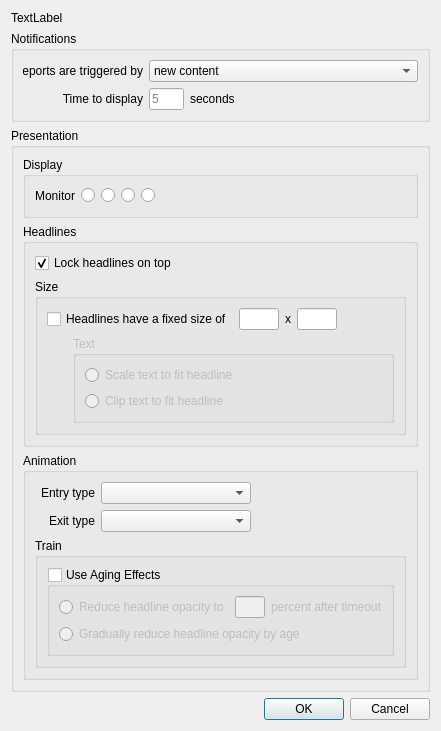
b0bh00d/Newsroom, file addlocaldialog.ui: the form before one commit.
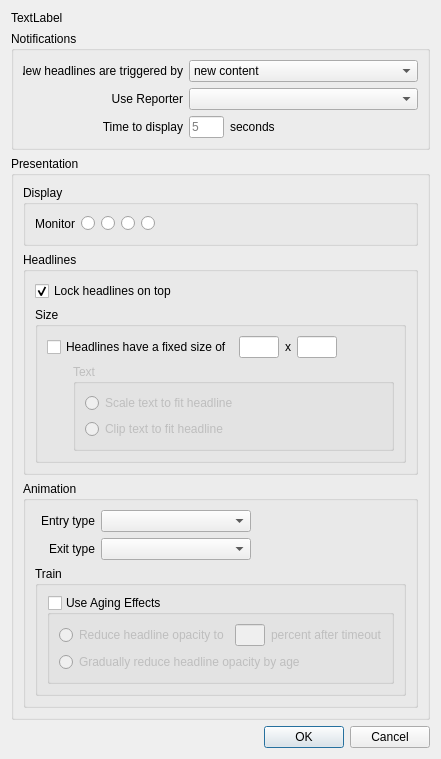
The form after the commit. Icons and pictures are not drawn.

Commit message: Refactored the system to use plug-ins for Reporters instead of coding them into the main application.

Diff of the .ui file:
```diff
--- a/addlocaldialog.ui
+++ b/addlocaldialog.ui
@@ -7,7 +7,7 @@
     <x>0</x>
     <y>0</y>
     <width>402</width>
-    <height>672</height>
+    <height>700</height>
    </rect>
   </property>
   <property name="windowTitle">
@@ -34,14 +34,20 @@
        <layout class="QHBoxLayout" name="horizontalLayout">
         <item>
          <widget class="QLabel" name="label">
+          <property name="minimumSize">
+           <size>
+            <width>160</width>
+            <height>0</height>
+           </size>
+          </property>
           <property name="maximumSize">
            <size>
-            <width>120</width>
+            <width>160</width>
             <height>16777215</height>
            </size>
           </property>
           <property name="text">
-           <string>Reports are triggered by</string>
+           <string>New headlines are triggered by</string>
           </property>
           <property name="alignment">
            <set>Qt::AlignRight|Qt::AlignTrailing|Qt::AlignVCenter</set>
@@ -64,19 +70,48 @@
         </item>
        </layout>
       </item>
+      <item>
+       <layout class="QHBoxLayout" name="horizontalLayout_6">
+        <item>
+         <widget class="QLabel" name="label_9">
+          <property name="minimumSize">
+           <size>
+            <width>160</width>
+            <height>0</height>
+           </size>
+          </property>
+          <property name="maximumSize">
+           <size>
+            <width>160</width>
+            <height>16777215</height>
+           </size>
+          </property>
+          <property name="text">
+           <string>Use Reporter</string>
+          </property>
+          <property name="alignment">
+           <set>Qt::AlignRight|Qt::AlignTrailing|Qt::AlignVCenter</set>
+          </property>
+         </widget>
+        </item>
+        <item>
+         <widget class="QComboBox" name="combo_AvailableReporters"/>
+        </item>
+       </layout>
+      </item>
       <item>
        <layout class="QHBoxLayout" name="horizontalLayout_5">
         <item>
          <widget class="QLabel" name="label_2">
           <property name="minimumSize">
            <size>
-            <width>120</width>
+            <width>160</width>
             <height>0</height>
            </size>
           </property>
           <property name="maximumSize">
            <size>
-            <width>120</width>
+            <width>160</width>
             <height>16777215</height>
            </size>
           </property>
```
The commit also changes 10 other files.
